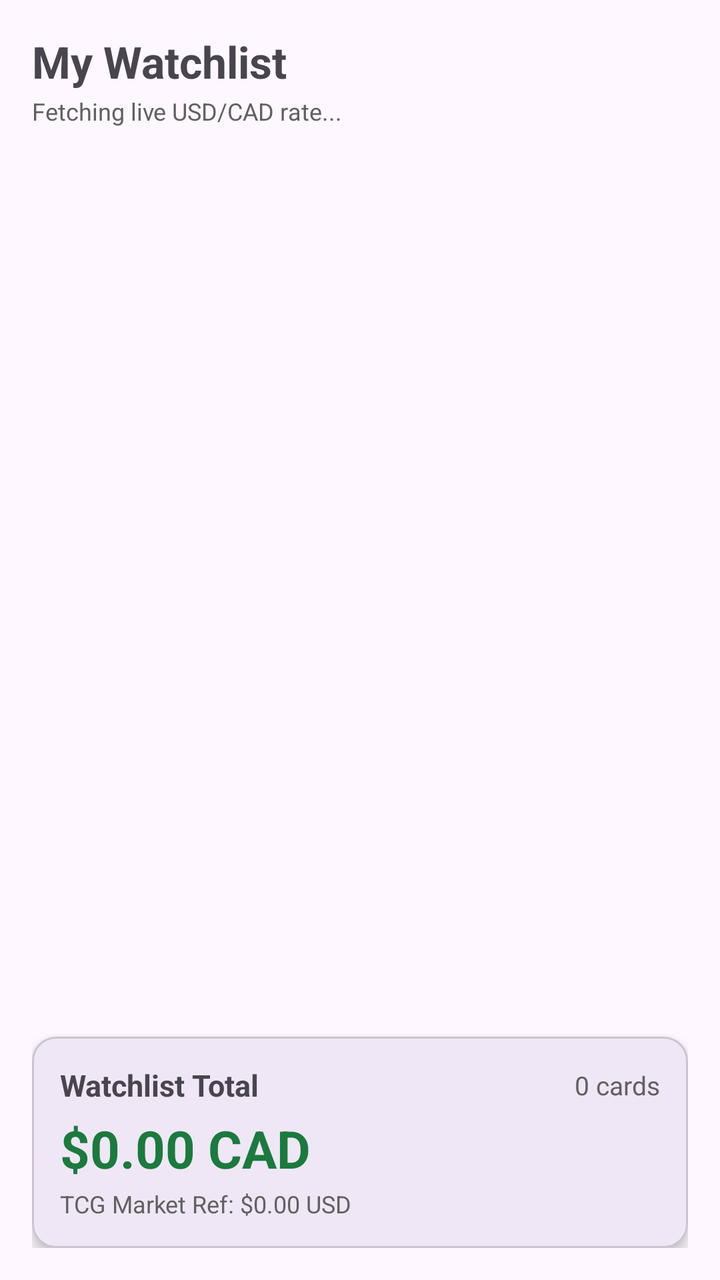
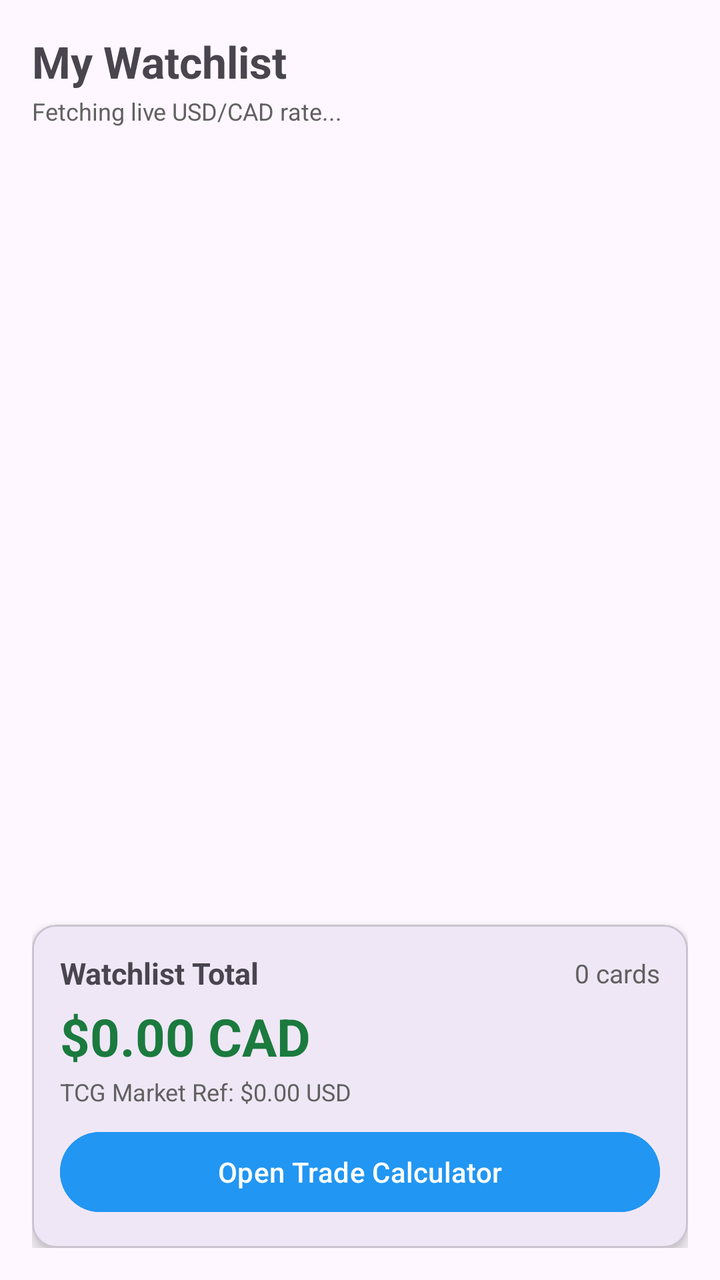

Before-and-after screenshots of an Android layout around one commit, followed by the original layout XML and the change that was made.
<!-- AndroidManifest.xml: application theme Theme.TCGTracker -->
<!-- res/layout/activity_watchlist.xml -->
<?xml version="1.0" encoding="utf-8"?>

<LinearLayout xmlns:android="http://schemas.android.com/apk/res/android"
    xmlns:app="http://schemas.android.com/apk/res-auto"
    android:layout_width="match_parent"
    android:layout_height="match_parent"
    android:fitsSystemWindows="true"
    android:orientation="vertical"
    android:padding="16dp">

    
    <TextView
        android:layout_width="match_parent"
        android:layout_height="wrap_content"
        android:text="My Watchlist"
        android:textSize="22sp"
        android:textStyle="bold" />

    <TextView
        android:id="@+id/tvWatchlistFxInfo"
        android:layout_width="match_parent"
        android:layout_height="wrap_content"
        android:layout_marginTop="2dp"
        android:layout_marginBottom="12dp"
        android:text="Fetching live USD/CAD rate..."
        android:textSize="12sp"
        android:textColor="#616161" />

    
    <TextView
        android:id="@+id/tvEmptyWatchlist"
        android:layout_width="match_parent"
        android:layout_height="0dp"
        android:layout_weight="1"
        android:gravity="center"
        android:text="No cards saved yet.\nSearch a card and tap Save to Watchlist."
        android:textAlignment="center"
        android:textSize="16sp"
        android:textColor="#757575"
        android:visibility="gone" />

    
    <androidx.recyclerview.widget.RecyclerView
        android:id="@+id/rvWatchlist"
        android:layout_width="match_parent"
        android:layout_height="0dp"
        android:layout_weight="1" />

    
    <com.google.android.material.card.MaterialCardView
        android:layout_width="match_parent"
        android:layout_height="wrap_content"
        android:layout_marginTop="12dp"
        app:cardCornerRadius="12dp"
        app:cardElevation="4dp">

        <LinearLayout
            android:layout_width="match_parent"
            android:layout_height="wrap_content"
            android:orientation="vertical"
            android:padding="14dp">

            <LinearLayout
                android:layout_width="match_parent"
                android:layout_height="wrap_content"
                android:gravity="center_vertical"
                android:orientation="horizontal">

                <TextView
                    android:layout_width="0dp"
                    android:layout_height="wrap_content"
                    android:layout_weight="1"
                    android:text="Watchlist Total"
                    android:textSize="15sp"
                    android:textStyle="bold" />

                <TextView
                    android:id="@+id/tvTotalItemCount"
                    android:layout_width="wrap_content"
                    android:layout_height="wrap_content"
                    android:text="0 cards"
                    android:textSize="13sp"
                    android:textColor="#616161" />
            </LinearLayout>

            <TextView
                android:id="@+id/tvWatchlistTotalCad"
                android:layout_width="match_parent"
                android:layout_height="wrap_content"
                android:layout_marginTop="4dp"
                android:text="$0.00 CAD"
                android:textSize="26sp"
                android:textStyle="bold"
                android:textColor="#1B7A3E" />

            <TextView
                android:id="@+id/tvWatchlistTotalMarketRef"
                android:layout_width="match_parent"
                android:layout_height="wrap_content"
                android:layout_marginTop="2dp"
                android:text="TCG Market Ref: $0.00 USD"
                android:textSize="12sp"
                android:textColor="#616161" />
        </LinearLayout>
    </com.google.android.material.card.MaterialCardView>

</LinearLayout>
<!-- resources referenced by this layout -->
<resources>
  <style name="Theme.TCGTracker" parent="Base.Theme.TCGTracker" />
  <style name="Base.Theme.TCGTracker" parent="Theme.Material3.DayNight.NoActionBar">
          
          
      </style>
</resources>

<!-- the commit's change to res/layout/activity_watchlist.xml (unified diff, before → after) -->
@@ -101,6 +101,14 @@
                 android:text="TCG Market Ref: $0.00 USD"
                 android:textSize="12sp"
                 android:textColor="#616161" />
+
+            <Button
+                android:id="@+id/btnOpenTradeCalc"
+                android:layout_width="match_parent"
+                android:layout_height="wrap_content"
+                android:layout_marginTop="8dp"
+                android:backgroundTint="#2196F3"
+                android:text="Open Trade Calculator" />
         </LinearLayout>
     </com.google.android.material.card.MaterialCardView>
 
